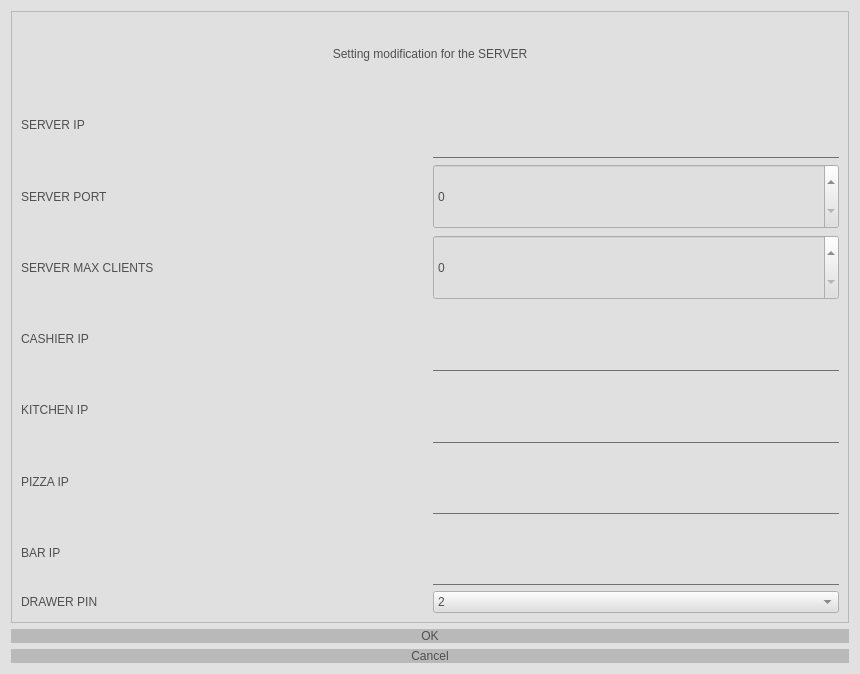
Above: uis/Setting.ui from Mouradost/PatusNewShop before the change. Below: the same form after it.
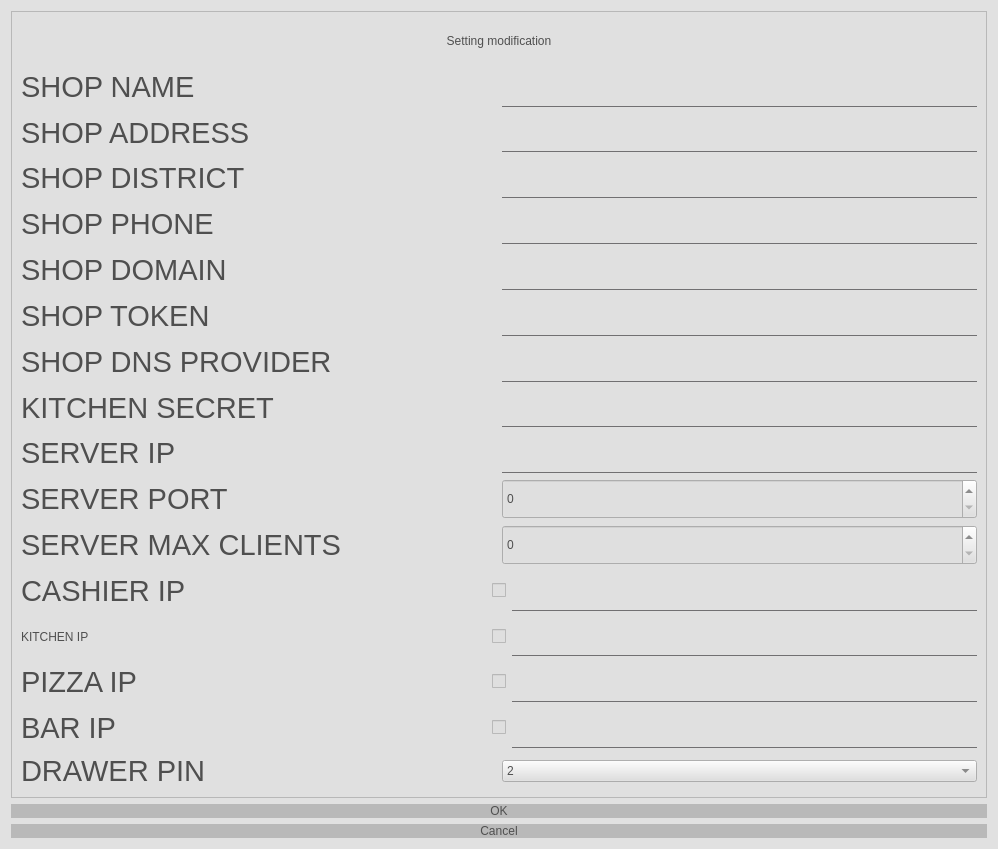
That is the form after the change. Icons and pictures are not drawn.

```diff
--- a/uis/Setting.ui
+++ b/uis/Setting.ui
@@ -6,8 +6,8 @@
    <rect>
     <x>0</x>
     <y>0</y>
-    <width>860</width>
-    <height>674</height>
+    <width>998</width>
+    <height>849</height>
    </rect>
   </property>
   <property name="minimumSize">
@@ -77,17 +77,257 @@
       <item>
        <widget class="QLabel" name="l_title">
         <property name="text">
-         <string>Setting modification for the SERVER</string>
+         <string>Setting modification</string>
         </property>
         <property name="alignment">
          <set>Qt::AlignCenter</set>
         </property>
        </widget>
       </item>
+      <item>
+       <layout class="QHBoxLayout" name="horizontalLayout_11">
+        <item>
+         <widget class="QLabel" name="label_11">
+          <property name="font">
+           <font>
+            <family>MS Shell Dlg 2</family>
+            <pointsize>22</pointsize>
+            <italic>false</italic>
+            <bold>false</bold>
+           </font>
+          </property>
+          <property name="text">
+           <string>SHOP NAME</string>
+          </property>
+         </widget>
+        </item>
+        <item>
+         <widget class="QLineEdit" name="le_shop_name">
+          <property name="sizePolicy">
+           <sizepolicy hsizetype="Preferred" vsizetype="Preferred">
+            <horstretch>0</horstretch>
+            <verstretch>0</verstretch>
+           </sizepolicy>
+          </property>
+         </widget>
+        </item>
+       </layout>
+      </item>
+      <item>
+       <layout class="QHBoxLayout" name="horizontalLayout_10">
+        <item>
+         <widget class="QLabel" name="label_10">
+          <property name="font">
+           <font>
+            <family>MS Shell Dlg 2</family>
+            <pointsize>22</pointsize>
+            <italic>false</italic>
+            <bold>false</bold>
+           </font>
+          </property>
+          <property name="text">
+           <string>SHOP ADDRESS</string>
+          </property>
+         </widget>
+        </item>
+        <item>
+         <widget class="QLineEdit" name="le_shop_address">
+          <property name="sizePolicy">
+           <sizepolicy hsizetype="Preferred" vsizetype="Preferred">
+            <horstretch>0</horstretch>
+            <verstretch>0</verstretch>
+           </sizepolicy>
+          </property>
+         </widget>
+        </item>
+       </layout>
+      </item>
+      <item>
+       <layout class="QHBoxLayout" name="horizontalLayout_15">
+        <item>
+         <widget class="QLabel" name="label_15">
+          <property name="font">
+           <font>
+            <family>MS Shell Dlg 2</family>
+            <pointsize>22</pointsize>
+            <italic>false</italic>
+            <bold>false</bold>
+           </font>
+          </property>
+          <property name="text">
+           <string>SHOP DISTRICT</string>
+          </property>
+         </widget>
+        </item>
+        <item>
+         <widget class="QLineEdit" name="le_shop_district">
+          <property name="sizePolicy">
+           <sizepolicy hsizetype="Preferred" vsizetype="Preferred">
+            <horstretch>0</horstretch>
+            <verstretch>0</verstretch>
+           </sizepolicy>
+          </property>
+         </widget>
+        </item>
+       </layout>
+      </item>
+      <item>
+       <layout class="QHBoxLayout" name="horizontalLayout_9">
+        <item>
+         <widget class="QLabel" name="label_9">
+          <property name="font">
+           <font>
+            <family>MS Shell Dlg 2</family>
+            <pointsize>22</pointsize>
+            <italic>false</italic>
+            <bold>false</bold>
+           </font>
+          </property>
+          <property name="text">
+           <string>SHOP PHONE</string>
+          </property>
+         </widget>
+        </item>
+        <item>
+         <widget class="QLineEdit" name="le_shop_phone">
+          <property name="sizePolicy">
+           <sizepolicy hsizetype="Preferred" vsizetype="Preferred">
+            <horstretch>0</horstretch>
+            <verstretch>0</verstretch>
+           </sizepolicy>
+          </property>
+         </widget>
+        </item>
+       </layout>
+      </item>
+      <item>
+       <layout class="QHBoxLayout" name="horizontalLayout_12">
+        <item>
+         <widget class="QLabel" name="label_12">
+          <property name="font">
+           <font>
+            <family>MS Shell Dlg 2</family>
+            <pointsize>22</pointsize>
+            <italic>false</italic>
+            <bold>false</bold>
+           </font>
+          </property>
+          <property name="text">
+           <string>SHOP DOMAIN</string>
+          </property>
+         </widget>
+        </item>
+        <item>
+         <widget class="QLineEdit" name="le_shop_domain">
+          <property name="sizePolicy">
+           <sizepolicy hsizetype="Preferred" vsizetype="Preferred">
+            <horstretch>0</horstretch>
+            <verstretch>0</verstretch>
+           </sizepolicy>
+          </property>
+         </widget>
+        </item>
+       </layout>
+      </item>
+      <item>
+       <layout class="QHBoxLayout" name="horizontalLayout_13">
+        <item>
+         <widget class="QLabel" name="label_13">
+          <property name="font">
+           <font>
+            <family>MS Shell Dlg 2</family>
+            <pointsize>22</pointsize>
+            <italic>false</italic>
+            <bold>false</bold>
+           </font>
+          </property>
+          <property name="text">
+           <string>SHOP TOKEN</string>
+          </property>
+         </widget>
+        </item>
+        <item>
+         <widget class="QLineEdit" name="le_shop_token">
+          <property name="sizePolicy">
+           <sizepolicy hsizetype="Preferred" vsizetype="Preferred">
+            <horstretch>0</horstretch>
+            <verstretch>0</verstretch>
+           </sizepolicy>
+          </property>
+         </widget>
+        </item>
+       </layout>
+      </item>
+      <item>
+       <layout class="QHBoxLayout" name="horizontalLayout_14">
+        <item>
+         <widget class="QLabel" name="label_14">
+          <property name="font">
+           <font>
+            <family>MS Shell Dlg 2</family>
+            <pointsize>22</pointsize>
+            <italic>false</italic>
+            <bold>false</bold>
+           </font>
+          </property>
+          <property name="text">
+           <string>SHOP DNS PROVIDER</string>
+          </property>
+         </widget>
+        </item>
+        <item>
+         <widget class="QLineEdit" name="le_shop_dns_provider">
+          <property name="sizePolicy">
+           <sizepolicy hsizetype="Preferred" vsizetype="Preferred">
+            <horstretch>0</horstretch>
+            <verstretch>0</verstretch>
+           </sizepolicy>
+          </property>
+         </widget>
+        </item>
+       </layout>
+      </item>
+      <item>
+       <layout class="QHBoxLayout" name="horizontalLayout_16">
+        <item>
+         <widget class="QLabel" name="label_16">
+          <property name="font">
+           <font>
+            <family>MS Shell Dlg 2</family>
+            <pointsize>22</pointsize>
+            <italic>false</italic>
+            <bold>false</bold>
+           </font>
+          </property>
+          <property name="text">
+           <string>KITCHEN SECRET</string>
+          </property>
+         </widget>
+        </item>
+        <item>
+         <widget class="QLineEdit" name="le_kitchen_secret">
+          <property name="sizePolicy">
+           <sizepolicy hsizetype="Preferred" vsizetype="Preferred">
+            <horstretch>0</horstretch>
+            <verstretch>0</verstretch>
+           </sizepolicy>
+          </property>
+         </widget>
+        </item>
+       </layout>
+      </item>
       <item>
        <layout class="QHBoxLayout" name="horizontalLayout_3">
         <item>
          <widget class="QLabel" name="label">
+          <property name="font">
+           <font>
+            <family>MS Shell Dlg 2</family>
+            <pointsize>22</pointsize>
+            <italic>false</italic>
+            <bold>false</bold>
+           </font>
+          </property>
           <property name="text">
            <string>SERVER IP</string>
           </property>
@@ -109,6 +349,14 @@
        <layout class="QHBoxLayout" name="horizontalLayout_2">
         <item>
          <widget class="QLabel" name="label_2">
+          <property name="font">
+           <font>
+            <family>MS Shell Dlg 2</family>
+            <pointsize>22</pointsize>
+            <italic>false</italic>
+            <bold>false</bold>
+           </font>
+          </property>
           <property name="text">
            <string>SERVER PORT</string>
           </property>
@@ -142,6 +390,14 @@
             <height>0</height>
            </size>
           </property>
+          <property name="font">
+           <font>
+            <family>MS Shell Dlg 2</family>
+            <pointsize>22</pointsize>
+            <italic>false</italic>
+            <bold>false</bold>
+           </font>
+          </property>
           <property name="text">
            <string>SERVER MAX CLIENTS</string>
           </property>
@@ -163,11 +419,32 @@
        <layout class="QHBoxLayout" name="horizontalLayout_4">
         <item>
          <widget class="QLabel" name="label_4">
+          <property name="font">
+           <font>
+            <family>MS Shell Dlg 2</family>
+            <pointsize>22</pointsize>
+            <italic>false</italic>
+            <bold>false</bold>
+           </font>
+          </property>
           <property name="text">
            <string>CASHIER IP</string>
           </property>
          </widget>
         </item>
+        <item>
+         <widget class="QCheckBox" name="cb_cashier_active">
+          <property name="sizePolicy">
+           <sizepolicy hsizetype="Maximum" vsizetype="Fixed">
+            <horstretch>0</horstretch>
+            <verstretch>0</verstretch>
+           </sizepolicy>
+          </property>
+          <property name="text">
+           <string/>
+          </property>
+         </widget>
+        </item>
         <item>
          <widget class="QLineEdit" name="le_cashier_ip">
           <property name="sizePolicy">
@@ -189,6 +466,19 @@
           </property>
          </widget>
         </item>
+        <item>
+         <widget class="QCheckBox" name="cb_kitchen_active">
+          <property name="sizePolicy">
+           <sizepolicy hsizetype="Maximum" vsizetype="Fixed">
+            <horstretch>0</horstretch>
+            <verstretch>0</verstretch>
+           </sizepolicy>
+          </property>
+          <property name="text">
+           <string/>
+          </property>
+         </widget>
+        </item>
         <item>
          <widget class="QLineEdit" name="le_kitchen_ip">
           <property name="sizePolicy">
@@ -205,11 +495,32 @@
        <layout class="QHBoxLayout" name="horizontalLayout_6">
         <item>
          <widget class="QLabel" name="label_6">
+          <property name="font">
+           <font>
+            <family>MS Shell Dlg 2</family>
+            <pointsize>22</pointsize>
+            <italic>false</italic>
+            <bold>false</bold>
+           </font>
+          </property>
           <property name="text">
            <string>PIZZA IP</string>
           </property>
          </widget>
         </item>
+        <item>
+         <widget class="QCheckBox" name="cb_pizza_active">
+          <property name="sizePolicy">
+           <sizepolicy hsizetype="Maximum" vsizetype="Fixed">
+            <horstretch>0</horstretch>
+            <verstretch>0</verstretch>
+           </sizepolicy>
+          </property>
+          <property name="text">
+           <string/>
+          </property>
+         </widget>
+        </item>
         <item>
          <widget class="QLineEdit" name="le_pizza_ip">
           <property name="sizePolicy">
@@ -226,11 +537,32 @@
        <layout class="QHBoxLayout" name="horizontalLayout_7">
         <item>
          <widget class="QLabel" name="label_7">
+          <property name="font">
+           <font>
+            <family>MS Shell Dlg 2</family>
+            <pointsize>22</pointsize>
+            <italic>false</italic>
+            <bold>false</bold>
+           </font>
+          </property>
           <property name="text">
            <string>BAR IP</string>
           </property>
          </widget>
         </item>
+        <item>
+         <widget class="QCheckBox" name="cb_bar_active">
+          <property name="sizePolicy">
+           <sizepolicy hsizetype="Maximum" vsizetype="Fixed">
+            <horstretch>0</horstretch>
+            <verstretch>0</verstretch>
+           </sizepolicy>
+          </property>
+          <property name="text">
+           <string/>
+          </property>
+         </widget>
+        </item>
         <item>
          <widget class="QLineEdit" name="le_bar_ip">
           <property name="sizePolicy">
@@ -247,6 +579,14 @@
        <layout class="QHBoxLayout" name="horizontalLayout_8">
         <item>
          <widget class="QLabel" name="label_8">
+          <property name="font">
+           <font>
+            <family>MS Shell Dlg 2</family>
+            <pointsize>22</pointsize>
+            <italic>false</italic>
+            <bold>false</bold>
+           </font>
+          </property>
           <property name="text">
            <string>DRAWER PIN</string>
           </property>
```
Left out of the diff: 2 changed lines with no effect on the pictures.
